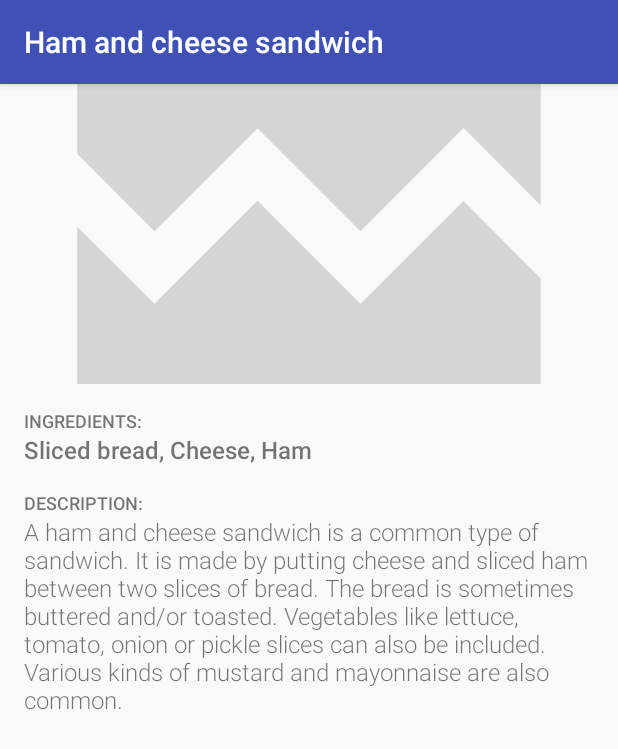
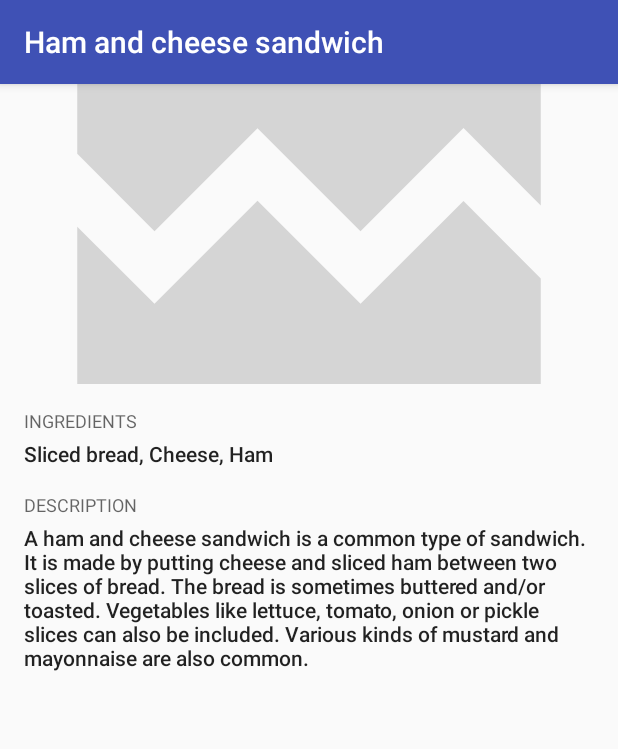
Before and after one commit to hsallajo/android_sandwich_club, an Android app: the screen it shows after launch (DetailActivity), after a tap on "Ham and cheese sandwich", on a phone screen of 412 x 824 dp. Shown: the top 749 px of the screen. Run offline under Robolectric (Android 15) with nearby library versions, the phone set to English and light mode, and no system bars; our stand-ins replace ButterKnife, Picasso.

Commit message:
minor adjustments, cleanup with styles

```diff
--- a/app/build.gradle
+++ b/app/build.gradle
@@ -18,11 +18,12 @@ android {
 }
 
 dependencies {
+    implementation fileTree(dir: 'libs', include: ['*.jar'])
+
     implementation 'com.android.support.constraint:constraint-layout:1.0.2'
-    implementation fileTree(dir: 'libs', include: ['*.jar'])
     implementation 'com.android.support:appcompat-v7:28.0.0'
+
     implementation 'com.squareup.picasso:picasso:2.5.2'
-
     implementation 'com.jakewharton:butterknife:8.8.1'
     annotationProcessor 'com.jakewharton:butterknife-compiler:8.8.1'
 }
--- a/app/src/main/res/layout-land/activity_detail.xml
+++ b/app/src/main/res/layout-land/activity_detail.xml
@@ -19,81 +19,68 @@
         android:layout_width="0dp"
         android:layout_height="wrap_content"
         android:layout_weight="1"
-        android:paddingLeft="@dimen/list_horizontal_padding"
-        android:paddingRight="@dimen/list_horizontal_padding"
-        android:paddingTop="@dimen/list_vertical_padding">
+        android:paddingLeft="@dimen/details_view_horizontal_padding"
+        android:paddingTop="@dimen/details_view__vertical_padding"
+        android:paddingRight="@dimen/details_view_horizontal_padding">
 
         <LinearLayout
             android:layout_width="match_parent"
             android:layout_height="wrap_content"
             android:orientation="vertical"
-            android:paddingBottom="@dimen/list_tv_bottom_padding">
+            android:paddingBottom="@dimen/details_tv_bottom_padding">
 
             <TextView
                 android:id="@+id/also_known_tv_label"
+                style="@style/detailsLabel"
                 android:layout_width="wrap_content"
                 android:layout_height="wrap_content"
-                android:text="@string/detail_also_known_as_label"
-                android:fontFamily="sans-serif-medium"
-                android:textSize="@dimen/list_subtitle_text_size"
-                android:textAllCaps="true"
-                />
+                android:text="@string/detail_also_known_as_label" />
 
             <TextView
                 android:id="@+id/also_known_tv"
                 android:layout_width="wrap_content"
                 android:layout_height="wrap_content"
-                android:fontFamily="sans-serif-medium"
-                android:textSize="@dimen/list_text_size"
-                android:paddingBottom="@dimen/list_tv_bottom_padding"/>
+                style="@style/fontValue"
+                android:paddingBottom="@dimen/details_tv_bottom_padding" />
 
             <TextView
                 android:id="@+id/origin_tv_label"
+                style="@style/detailsLabel"
                 android:layout_width="wrap_content"
                 android:layout_height="wrap_content"
-                android:text="@string/detail_place_of_origin_label"
-                android:fontFamily="sans-serif-medium"
-                android:textSize="@dimen/list_subtitle_text_size"
-                android:textAllCaps="true" />
+                android:text="@string/detail_place_of_origin_label" />
 
             <TextView
                 android:id="@+id/origin_tv"
                 android:layout_width="wrap_content"
                 android:layout_height="wrap_content"
-                android:fontFamily="sans-serif-medium"
-                android:textSize="@dimen/list_text_size"
-                android:paddingBottom="@dimen/list_tv_bottom_padding"/>
+                android:paddingBottom="@dimen/details_tv_bottom_padding"
+                style="@style/fontValue"/>
 
             <TextView
+                style="@style/detailsLabel"
                 android:layout_width="wrap_content"
                 android:layout_height="wrap_content"
-                android:text="@string/detail_ingredients_label"
-                android:fontFamily="sans-serif-medium"
-                android:textSize="@dimen/list_subtitle_text_size"
-                android:textAllCaps="true" />
+                android:text="@string/detail_ingredients_label" />
 
             <TextView
                 android:id="@+id/ingredients_tv"
                 android:layout_width="wrap_content"
                 android:layout_height="wrap_content"
-                android:fontFamily="sans-serif-medium"
-                android:textSize="@dimen/list_text_size"
-                android:paddingBottom="@dimen/list_tv_bottom_padding"/>
+                android:paddingBottom="@dimen/details_tv_bottom_padding"
+                style="@style/fontValue"/>
 
             <TextView
+                style="@style/detailsLabel"
                 android:layout_width="wrap_content"
                 android:layout_height="wrap_content"
-                android:text="@string/detail_description_label"
-                android:fontFamily="sans-serif-medium"
-                android:textSize="@dimen/list_subtitle_text_size"
-                android:textAllCaps="true" />
+                android:text="@string/detail_description_label" />
 
             <TextView
                 android:id="@+id/description_tv"
                 android:layout_width="wrap_content"
                 android:layout_height="wrap_content"
-                android:fontFamily="sans-serif-light"
-                android:textSize="@dimen/body_text_size"/>
+                style="@style/fontValue"/>
 
         </LinearLayout>
 
--- a/app/src/main/res/layout/activity_detail.xml
+++ b/app/src/main/res/layout/activity_detail.xml
@@ -18,80 +18,68 @@
     <ScrollView
         android:layout_width="match_parent"
         android:layout_height="wrap_content"
-        android:paddingLeft="@dimen/list_horizontal_padding"
-        android:paddingRight="@dimen/list_horizontal_padding"
-        android:paddingTop="@dimen/list_vertical_padding">
+        android:paddingLeft="@dimen/details_view_horizontal_padding"
+        android:paddingRight="@dimen/details_view_horizontal_padding"
+        android:paddingTop="@dimen/details_view__vertical_padding">
 
         <LinearLayout
             android:layout_width="match_parent"
             android:layout_height="wrap_content"
             android:orientation="vertical"
-            android:paddingBottom="@dimen/list_tv_bottom_padding">
+            android:paddingBottom="@dimen/details_tv_bottom_padding">
 
             <TextView
                 android:id="@+id/also_known_tv_label"
                 android:layout_width="wrap_content"
                 android:layout_height="wrap_content"
-                android:fontFamily="sans-serif-medium"
                 android:text="@string/detail_also_known_as_label"
-                android:textAllCaps="true"
-                android:textSize="@dimen/list_subtitle_text_size" />
+                style="@style/detailsLabel"/>
 
             <TextView
                 android:id="@+id/also_known_tv"
                 android:layout_width="wrap_content"
                 android:layout_height="wrap_content"
-                android:fontFamily="sans-serif-medium"
-                android:paddingBottom="@dimen/list_tv_bottom_padding"
-                android:textSize="@dimen/list_text_size" />
+                android:paddingBottom="@dimen/details_tv_bottom_padding"
+                style="@style/fontValue"/>
 
             <TextView
                 android:id="@+id/origin_tv_label"
                 android:layout_width="wrap_content"
                 android:layout_height="wrap_content"
-                android:fontFamily="sans-serif-medium"
                 android:text="@string/detail_place_of_origin_label"
-                android:textAllCaps="true"
-                android:textSize="@dimen/list_subtitle_text_size" />
+                style="@style/detailsLabel" />
 
             <TextView
                 android:id="@+id/origin_tv"
                 android:layout_width="wrap_content"
                 android:layout_height="wrap_content"
-                android:fontFamily="sans-serif-medium"
-                android:paddingBottom="@dimen/list_tv_bottom_padding"
-                android:textSize="@dimen/list_text_size" />
+                android:paddingBottom="@dimen/details_tv_bottom_padding"
+                style="@style/fontValue"/>
 
             <TextView
                 android:layout_width="wrap_content"
                 android:layout_height="wrap_content"
-                android:fontFamily="sans-serif-medium"
                 android:text="@string/detail_ingredients_label"
-                android:textAllCaps="true"
-                android:textSize="@dimen/list_subtitle_text_size" />
+                style="@style/detailsLabel" />
 
             <TextView
                 android:id="@+id/ingredients_tv"
                 android:layout_width="wrap_content"
                 android:layout_height="wrap_content"
-                android:fontFamily="sans-serif-medium"
-                android:paddingBottom="@dimen/list_tv_bottom_padding"
-                android:textSize="@dimen/list_text_size" />
+                android:paddingBottom="@dimen/details_tv_bottom_padding"
+                style="@style/fontValue"/>
 
             <TextView
                 android:layout_width="wrap_content"
                 android:layout_height="wrap_content"
-                android:fontFamily="sans-serif-medium"
                 android:text="@string/detail_description_label"
-                android:textAllCaps="true"
-                android:textSize="@dimen/list_subtitle_text_size" />
+                style="@style/detailsLabel" />
 
             <TextView
                 android:id="@+id/description_tv"
                 android:layout_width="wrap_content"
                 android:layout_height="wrap_content"
-                android:fontFamily="sans-serif-light"
-                android:textSize="@dimen/body_text_size" />
+                style="@style/fontValue" />
 
         </LinearLayout>
 
--- a/app/src/main/res/values/dimens.xml
+++ b/app/src/main/res/values/dimens.xml
@@ -2,12 +2,12 @@
 <resources>
     <dimen name="activity_horizontal_margin">16dp</dimen>
     <dimen name="activity_vertical_margin">16dp</dimen>
-    <dimen name="list_vertical_padding">16dp</dimen>
-    <dimen name="list_horizontal_padding">16dp</dimen>
-    <dimen name="list_tv_bottom_padding">16dp</dimen>
-    <dimen name="list_subtitle_text_size">12sp</dimen>
-    <dimen name="list_text_size">16sp</dimen>
-    <dimen name="body_text_size">16sp</dimen>
+    <dimen name="details_view__vertical_padding">16dp</dimen>
+    <dimen name="details_view_horizontal_padding">16dp</dimen>
+    <dimen name="details_tv_bottom_padding">16dp</dimen>
+    <dimen name="details_tv_label_bottom_padding">4dp</dimen>
+    <dimen name="details_subtitle_text_size">12sp</dimen>
+    <dimen name="details_body_text_size">16sp</dimen>
     <dimen name="img_sandwich_height">200dp</dimen>
     <dimen name="img_sandwich_padding">24dp</dimen>
 </resources>
--- a/app/src/main/res/values/strings.xml
+++ b/app/src/main/res/values/strings.xml
@@ -2,10 +2,10 @@
     <string name="app_name">Sandwich Club</string>
 
     <!-- Detail Activity-->
-    <string name="detail_also_known_as_label">Also known as:</string>
-    <string name="detail_place_of_origin_label">Place of origin:</string>
-    <string name="detail_description_label">Description:</string>
-    <string name="detail_ingredients_label">Ingredients:</string>
+    <string name="detail_also_known_as_label">Also known as</string>
+    <string name="detail_place_of_origin_label">Place of origin</string>
+    <string name="detail_description_label">Description</string>
+    <string name="detail_ingredients_label">Ingredients</string>
 
     <!-- Content descriptions-->
     <string name="sandwich_picture_content_description">Sandwich picture</string>
--- a/app/src/main/res/values/styles.xml
+++ b/app/src/main/res/values/styles.xml
@@ -8,4 +8,15 @@
         <item name="colorAccent">@color/colorAccent</item>
     </style>
 
+    <style name="detailsLabel">
+     <item name="android:textAppearance">@style/TextAppearance.AppCompat.Caption</item>
+        <item name="android:textAllCaps">true</item>
+        <item name="android:textSize">@dimen/details_subtitle_text_size</item>
+        <item name="android:paddingBottom">@dimen/details_tv_label_bottom_padding</item>
+    </style>
+
+    <style name="fontValue">
+        <item name="android:textAppearance">@style/TextAppearance.AppCompat.Body2</item>
+    </style>
+
 </resources>
--- a/build.gradle
+++ b/build.gradle
@@ -1,10 +1,10 @@
 buildscript {
     repositories {
         jcenter()
-        maven {
-            url 'https://maven.google.com/'
-            name 'Google'
-        }
+        // maven {
+        //    url 'https://maven.google.com/'
+        //    name 'Google'
+        // }
         google()
     }
     dependencies {
```
